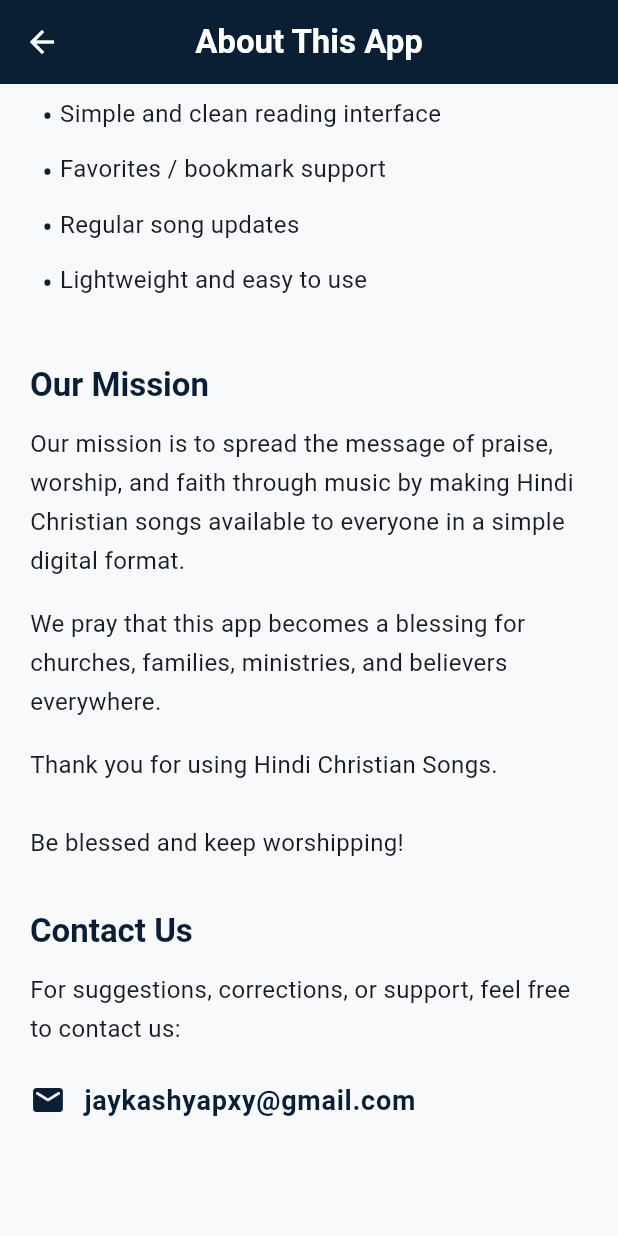
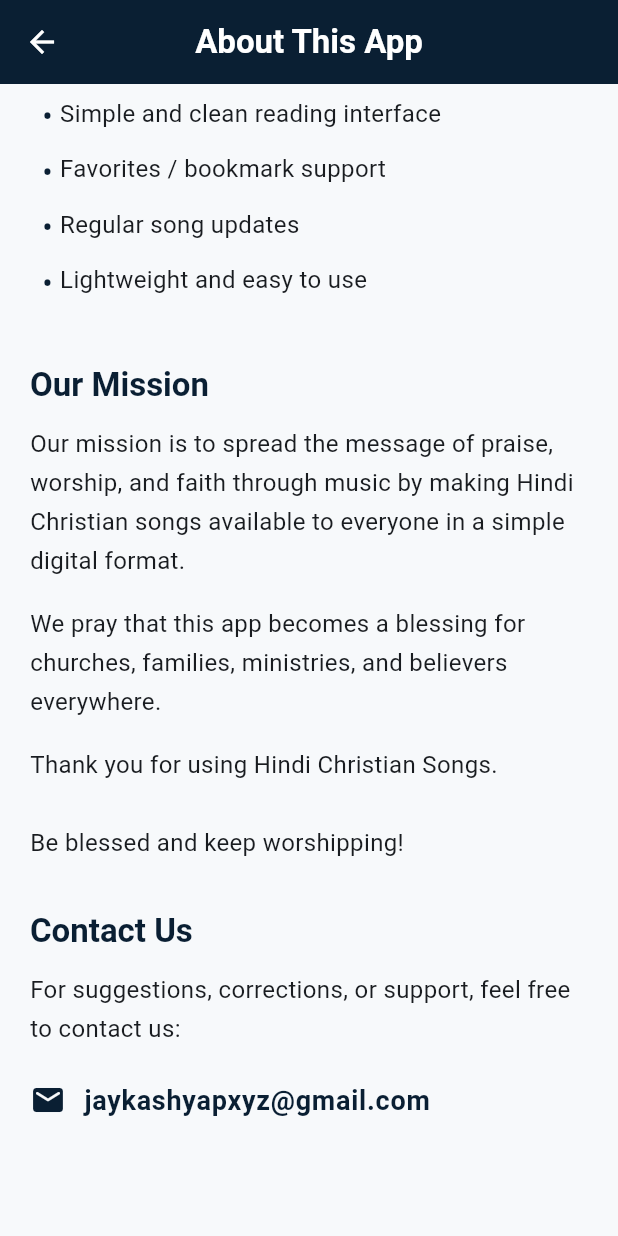
Before and after one commit to SurajChaurasia84/Hindi-Christian-Songs, a Flutter app: the AboutAppScreen screen opened directly, scrolled down 791 dp, on a phone screen of 412 x 824 dp. Run offline on Flutter 3.47's test engine with Material 3 defaults, Android fonts, the phone set to English and light mode, and no system bars; our stand-ins replace cloud_firestore, firebase_core, shared_preferences, wakelock_plus; accounts and stored records are empty; generated files the repository leaves out were written again.

Commit message:
updated email

```diff
--- a/lib/screens/about_app_screen.dart
+++ b/lib/screens/about_app_screen.dart
@@ -86,7 +86,7 @@
               onTap: () async {
                 final Uri emailLaunchUri = Uri(
                   scheme: 'mailto',
-                  path: 'jaykashyapxy@gmail.com',
+                  path: 'jaykashyapxyz@gmail.com',
                 );
                 if (await canLaunchUrl(emailLaunchUri)) {
                   await launchUrl(emailLaunchUri);
@@ -108,7 +108,7 @@
                     const SizedBox(width: 12),
                     Expanded(
                       child: Text(
-                        "jaykashyapxy@gmail.com",
+                        "jaykashyapxyz@gmail.com",
                         style: theme.textTheme.bodyLarge?.copyWith(
                           color: theme.colorScheme.primary,
                           fontWeight: FontWeight.bold,
```
